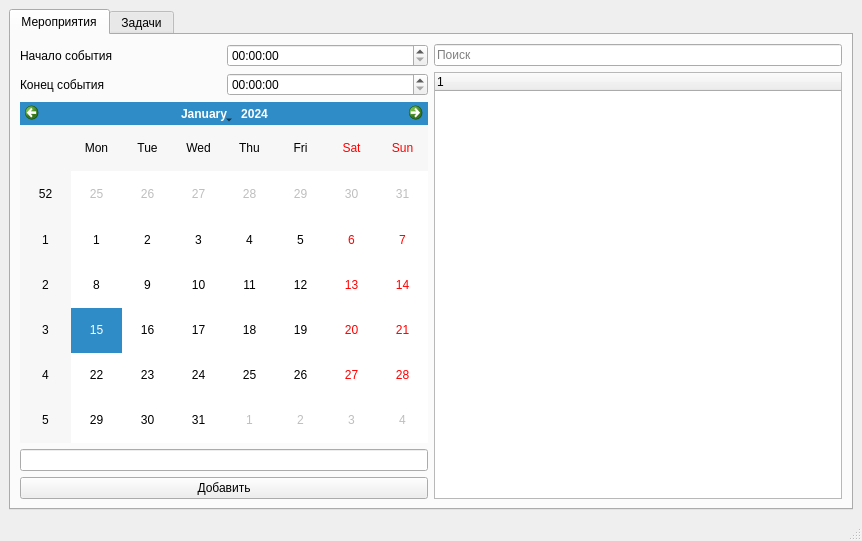
This is design_test.ui in maxpaleev/Task_manager as Qt 5 draws it before an edit. The edited form follows.
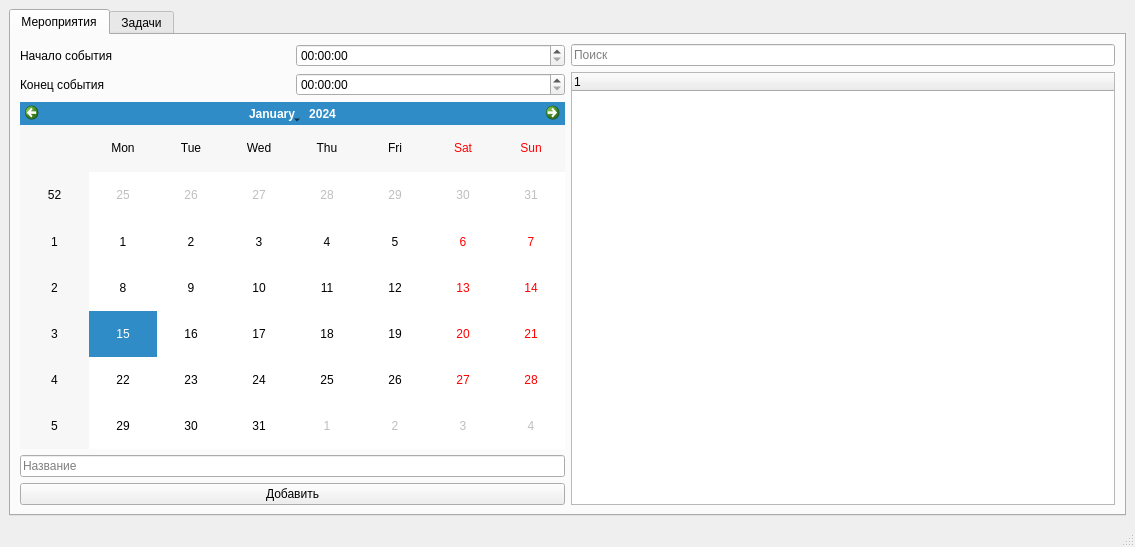
This is the edited form.

Commit message: переделка интерфейса

What changed in the file:
```diff
--- a/design_test.ui
+++ b/design_test.ui
@@ -2,6 +2,14 @@
 <ui version="4.0">
  <class>MainWindow</class>
  <widget class="QMainWindow" name="MainWindow">
+  <property name="geometry">
+   <rect>
+    <x>0</x>
+    <y>0</y>
+    <width>1135</width>
+    <height>547</height>
+   </rect>
+  </property>
   <property name="windowTitle">
    <string>MainWindow</string>
   </property>
@@ -60,7 +68,11 @@
            <widget class="QCalendarWidget" name="calendarWidget"/>
           </item>
           <item>
-           <widget class="QLineEdit" name="eventName"/>
+           <widget class="QLineEdit" name="eventName">
+            <property name="placeholderText">
+             <string>Название</string>
+            </property>
+           </widget>
           </item>
           <item>
            <widget class="QPushButton" name="addEventBtn">
```
